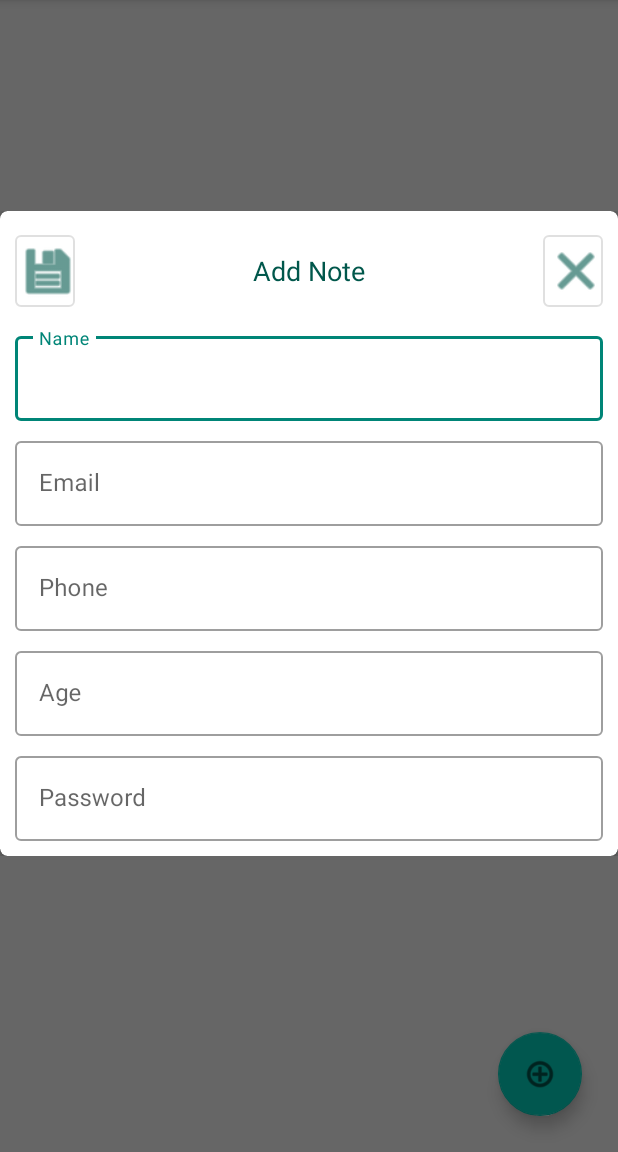
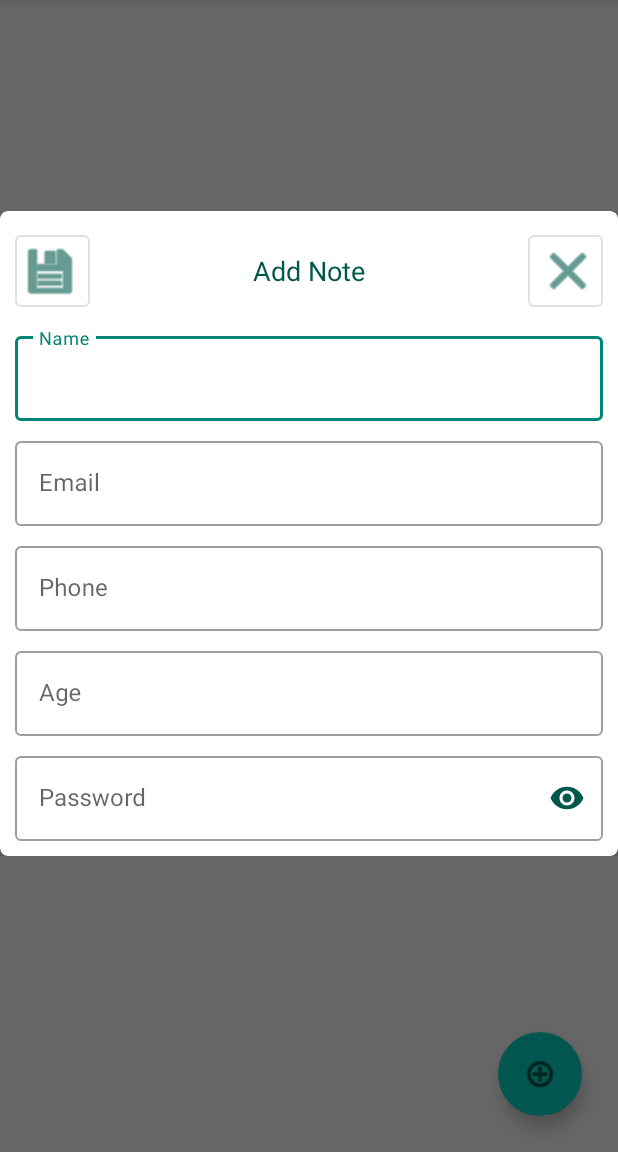
Before and after one commit to shailuhari04/MyNotes, an Android app: the screen it shows after launch (MainActivity), after a tap on an icon or button, on a phone screen of 412 x 824 dp, the part 84-1236 px from its top. Run offline under Robolectric (Android 15) with nearby library versions, the phone set to English and light mode, and no system bars.

Commit message:
1. dialog input validation.

```diff
--- a/app/src/main/java/com/sdrss/mynotes/ui/MainActivity.kt
+++ b/app/src/main/java/com/sdrss/mynotes/ui/MainActivity.kt
@@ -37,11 +37,11 @@ class MainActivity : AppCompatActivity() {
                     if (!isUpdate) insertData(user = user) else updateData(user = user)
 
                     btnCloseClickListener {
-                        showVLog("Notes Dialog close icon clicked")
+                        showVLog("Notes Dialog Close Button clicked")
                     }
 
                     btnSubmitClickListener {
-                        showVLog("Notes Dialog done icon clicked")
+                        showVLog("Notes Dialog Submit Button clicked")
                     }
                 }
             //  and showing
--- a/app/src/main/res/layout/dialog_layout.xml
+++ b/app/src/main/res/layout/dialog_layout.xml
@@ -21,7 +21,7 @@
             <com.google.android.material.button.MaterialButton
                 android:id="@+id/btnSubmit"
                 style="@style/Widget.MaterialComponents.Button.OutlinedButton"
-                android:layout_width="40dp"
+                android:layout_width="50dp"
                 android:layout_height="wrap_content"
                 android:layout_alignParentStart="true"
                 android:layout_gravity="end"
@@ -29,7 +29,7 @@
                 android:gravity="center"
                 android:textColor="@color/colorPrimaryDark"
                 app:icon="@android:drawable/ic_menu_save"
-                app:iconGravity="textEnd"
+                app:iconGravity="textStart"
                 app:iconSize="40dp"
                 app:iconTint="@color/colorPrimaryDark" />
 
@@ -49,7 +49,7 @@
             <com.google.android.material.button.MaterialButton
                 android:id="@+id/btnClose"
                 style="@style/Widget.MaterialComponents.Button.OutlinedButton"
-                android:layout_width="40dp"
+                android:layout_width="50dp"
                 android:layout_height="wrap_content"
                 android:layout_alignParentEnd="true"
                 android:layout_gravity="end"
@@ -106,7 +106,8 @@
                 android:layout_width="match_parent"
                 android:layout_height="wrap_content"
                 android:ems="10"
-                android:inputType="phone" />
+                android:maxLength="10"
+                android:inputType="number" />
         </com.google.android.material.textfield.TextInputLayout>
 
 
@@ -122,6 +123,7 @@
                 android:layout_width="match_parent"
                 android:layout_height="wrap_content"
                 android:ems="10"
+                android:maxLength="3"
                 android:inputType="number" />
         </com.google.android.material.textfield.TextInputLayout>
 
@@ -130,7 +132,9 @@
             style="@style/Widget.MaterialComponents.TextInputLayout.OutlinedBox"
             android:layout_width="match_parent"
             android:layout_height="wrap_content"
+            app:passwordToggleEnabled="true"
             android:layout_marginTop="8dp"
+            app:passwordToggleTint="@color/colorPrimaryDark"
             android:hint="Password">
 
             <com.google.android.material.textfield.TextInputEditText
```
